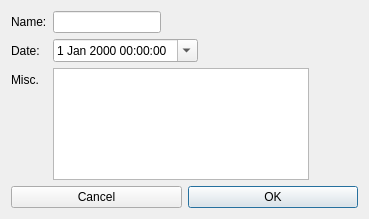
This is KCPlugins/Events/addevents.ui in louvainlinux/KapCompta as Qt 5 draws it before an edit. The edited form follows.
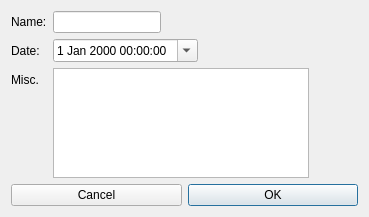
This is the edited form.

Commit message: tracks the date

```diff
--- a/KCPlugins/Events/addevents.ui
+++ b/KCPlugins/Events/addevents.ui
@@ -7,7 +7,7 @@
     <x>0</x>
     <y>0</y>
     <width>369</width>
-    <height>219</height>
+    <height>217</height>
    </rect>
   </property>
   <property name="windowTitle">
@@ -19,6 +19,9 @@
      <property name="fieldGrowthPolicy">
       <enum>QFormLayout::FieldsStayAtSizeHint</enum>
      </property>
+     <property name="verticalSpacing">
+      <number>-1</number>
+     </property>
      <item row="0" column="0">
       <widget class="QLabel" name="label">
        <property name="text">
```
The commit also changes 2 other files.
